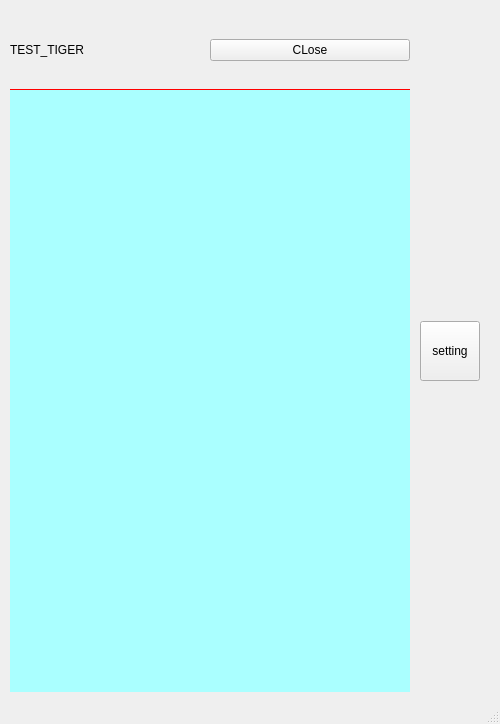
Above: Qtttttt/testTransparentWindow3/mainwindow.ui from tianen1573/QT before the change. Below: the same form after it.
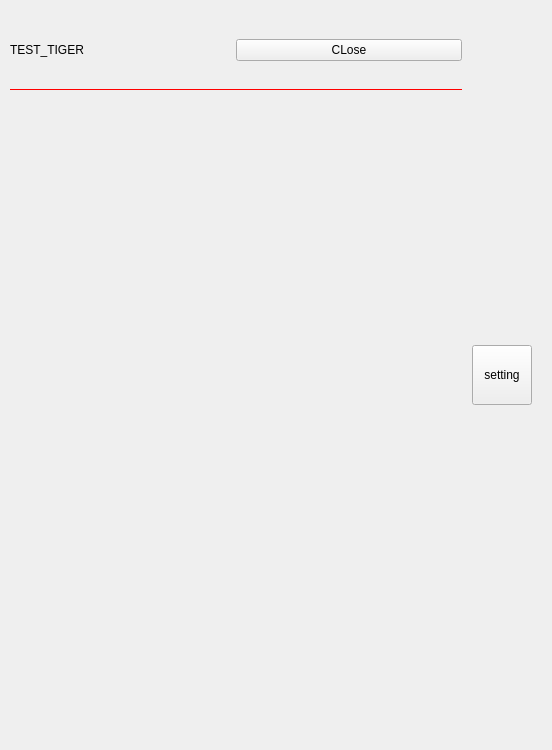
That is the form after the change.

```diff
--- a/Qtttttt/testTransparentWindow3/mainwindow.ui
+++ b/Qtttttt/testTransparentWindow3/mainwindow.ui
@@ -6,8 +6,8 @@
    <rect>
     <x>0</x>
     <y>0</y>
-    <width>500</width>
-    <height>724</height>
+    <width>552</width>
+    <height>750</height>
    </rect>
   </property>
   <property name="windowTitle">
@@ -113,7 +113,7 @@
           </size>
          </property>
          <property name="styleSheet">
-          <string notr="true">background-color: rgb(170, 255, 255);</string>
+          <string notr="true"/>
          </property>
          <property name="currentIndex">
           <number>1</number>
@@ -265,7 +265,6 @@
     </item>
    </layout>
   </widget>
-  <widget class="QStatusBar" name="statusBar"/>
  </widget>
  <resources/>
  <connections>
```
